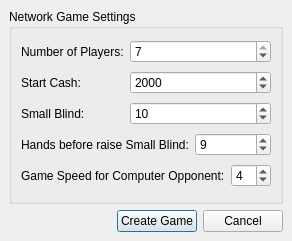
First picture: the form in src/gui/qt/createnetworkgamedialog.ui, repository pokerth/pokerth, before the edit.
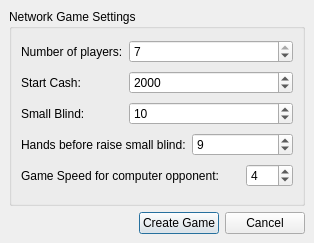
Second picture: the form after the edit.

What changed in the file:
```diff
--- a/src/gui/qt/createnetworkgamedialog.ui
+++ b/src/gui/qt/createnetworkgamedialog.ui
@@ -5,8 +5,8 @@
    <rect>
     <x>0</x>
     <y>0</y>
-    <width>289</width>
-    <height>241</height>
+    <width>314</width>
+    <height>243</height>
    </rect>
   </property>
   <property name="windowTitle" >
@@ -57,7 +57,7 @@
       <item row="3" column="0" colspan="2" >
        <widget class="QLabel" name="label_4" >
         <property name="text" >
-         <string>Hands before raise Small Blind:</string>
+         <string>Hands before raise small blind:</string>
         </property>
        </widget>
       </item>
@@ -78,14 +78,14 @@
       <item row="0" column="0" >
        <widget class="QLabel" name="label" >
         <property name="text" >
-         <string>Number of Players:</string>
+         <string>Number of players:</string>
         </property>
        </widget>
       </item>
       <item row="4" column="0" colspan="3" >
        <widget class="QLabel" name="label_5" >
         <property name="text" >
-         <string>Game Speed for Computer Opponent:</string>
+         <string>Game Speed for computer opponent:</string>
         </property>
        </widget>
       </item>
```
